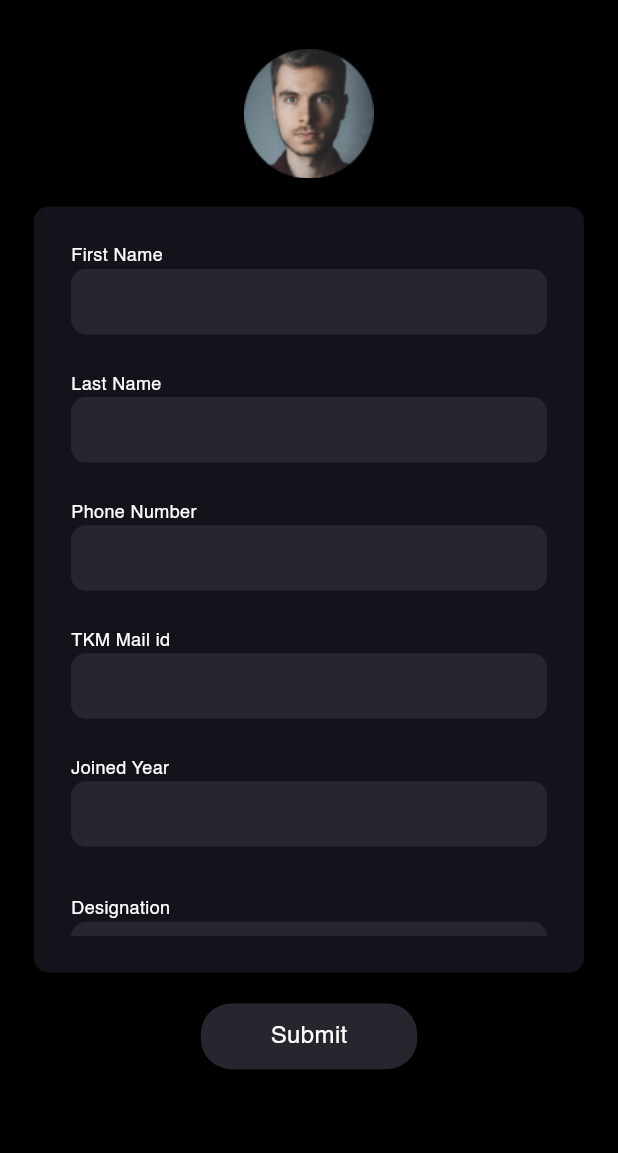
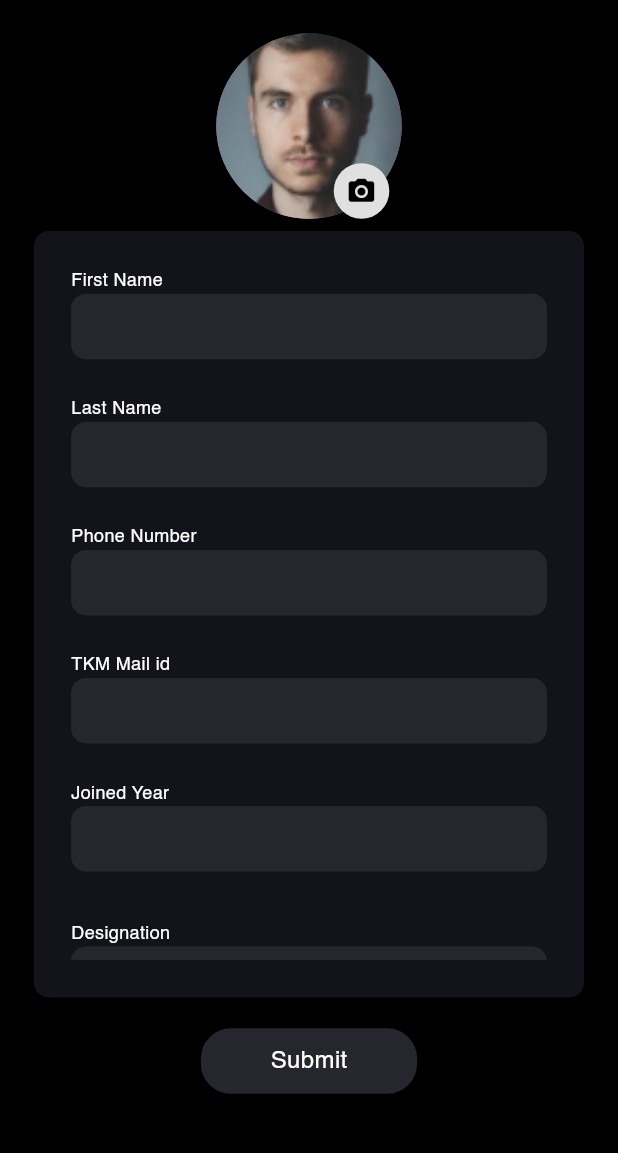
Before and after one commit to angathjr/Alma-FrontEnd, a Flutter app: the StaffProfileScreen screen opened by its route, on a phone screen of 412 x 824 dp, the part 63-1216 px from its top. Run offline on Flutter 3.47's test engine with Material 2 defaults, Android fonts, the phone set to English and light mode, and no system bars; our stand-ins replace firebase_core, firebase_storage, get, get_storage, google_sign_in, image_picker and 2 more; accounts and stored records are empty; network calls fail; statements that could not run were skipped.

Commit message:
completed profile pic updation

```diff
--- a/lib/registration/views/alumni_profile_screen.dart
+++ b/lib/registration/views/alumni_profile_screen.dart
@@ -36,7 +36,7 @@ class AlumniProfileScreen extends StatelessWidget {
                   children: [
                     Obx(
                       () => CircleAvatar(
-                        backgroundImage: AssetImage(
+                        backgroundImage: const AssetImage(
                           NOIMAGE,
                         ),
                         foregroundImage:
@@ -322,7 +322,7 @@ class AlumniProfileScreen extends StatelessWidget {
             ),
             InkWell(
               onTap: () {
-                controller.updateUser();
+                controller.registerAlumni();
               },
               child: Container(
                 width: width * 0.35,
--- a/lib/registration/views/staff_profile_screen.dart
+++ b/lib/registration/views/staff_profile_screen.dart
@@ -2,6 +2,8 @@ import 'package:alma/registration/controllers/registration_controller.dart';
 import 'package:alma/registration/controllers/staff_profile_controller.dart';
 import 'package:flutter/material.dart';
 import 'package:get/get.dart';
+
+import '../../core/constants.dart';
 
 class StaffProfileScreen extends StatelessWidget {
   StaffProfileScreen({super.key});
@@ -23,10 +25,50 @@ class StaffProfileScreen extends StatelessWidget {
       body: Center(
         child: Column(
           children: [
-            Image.asset(
-              'assets/images/pic.png',
-              height: height * .15,
-              scale: 1.1,
+            Container(
+              alignment: Alignment.center,
+              width: width,
+              child: SizedBox(
+                height: height * .17,
+                width: width * 0.3,
+                child: Stack(
+                  fit: StackFit.expand,
+                  children: [
+                    Obx(
+                      () => CircleAvatar(
+                        backgroundImage: const AssetImage(
+                          NOIMAGE,
+                        ),
+                        foregroundImage:
+                            staffController.isImageSelected.value == true
+                                ? FileImage(staffController.selectedImage.value)
+                                    as ImageProvider<Object>
+                                : const AssetImage(NOIMAGE),
+                      ),
+                    ),
+                    Positioned(
+                      bottom: height * 0.01,
+                      right: width * 0.02,
+                      child: Container(
+                        alignment: Alignment.center,
+                        width: width * 0.09,
+                        height: width * 0.09,
+                        decoration: BoxDecoration(
+                          color: Colors.grey.shade300,
+                          shape: BoxShape.circle,
+                        ),
+                        child: IconButton(
+                            onPressed: () => staffController.selectImage(),
+                            icon: Icon(
+                              Icons.camera_alt,
+                              size: width * 0.05,
+                              color: Colors.black,
+                            )),
+                      ),
+                    ),
+                  ],
+                ),
+              ),
             ),
             Container(
               width: width * .89,
@@ -268,7 +310,7 @@ class StaffProfileScreen extends StatelessWidget {
             ),
             GestureDetector(
               onTap: () {
-                staffController.updateUser();
+                staffController.registerStaff();
 
               },
               child: Container(
```
Also changed, not shown: lib/registration/controllers/alumni_profile_controller.dart (+13 -11 lines), lib/registration/controllers/staff_profile_controller.dart (+48 -15 lines), lib/registration/controllers/student_profile_controller.dart (+55 -7 lines), lib/registration/views/student_profile_screen.dart (+47 -5 lines).
